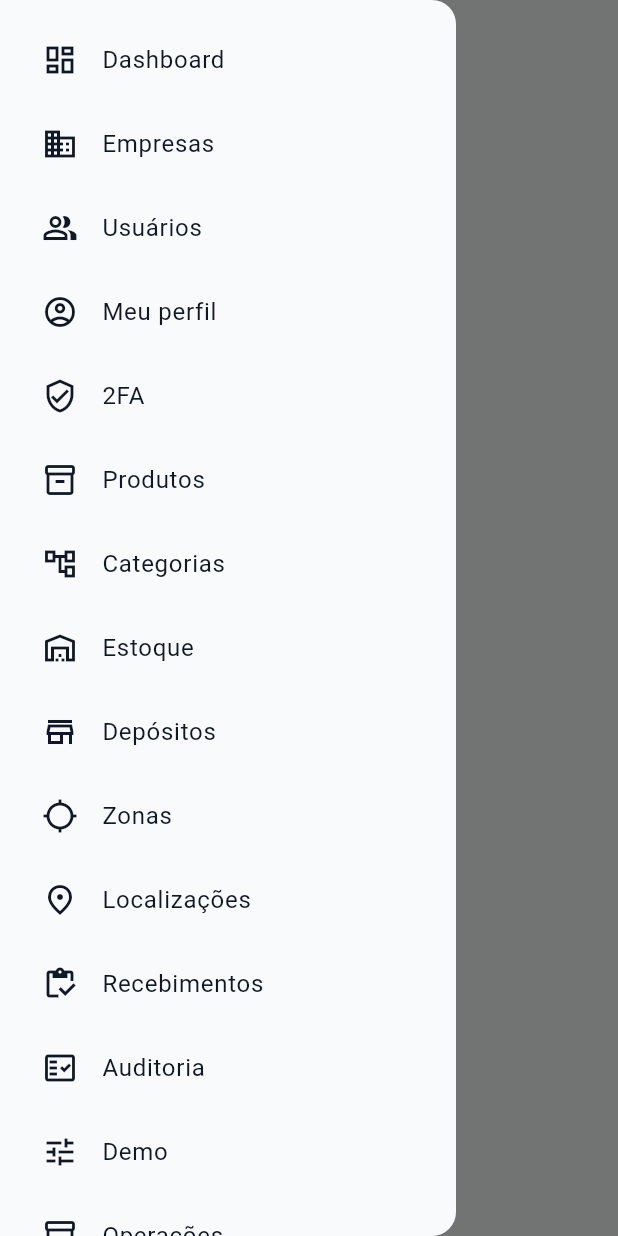
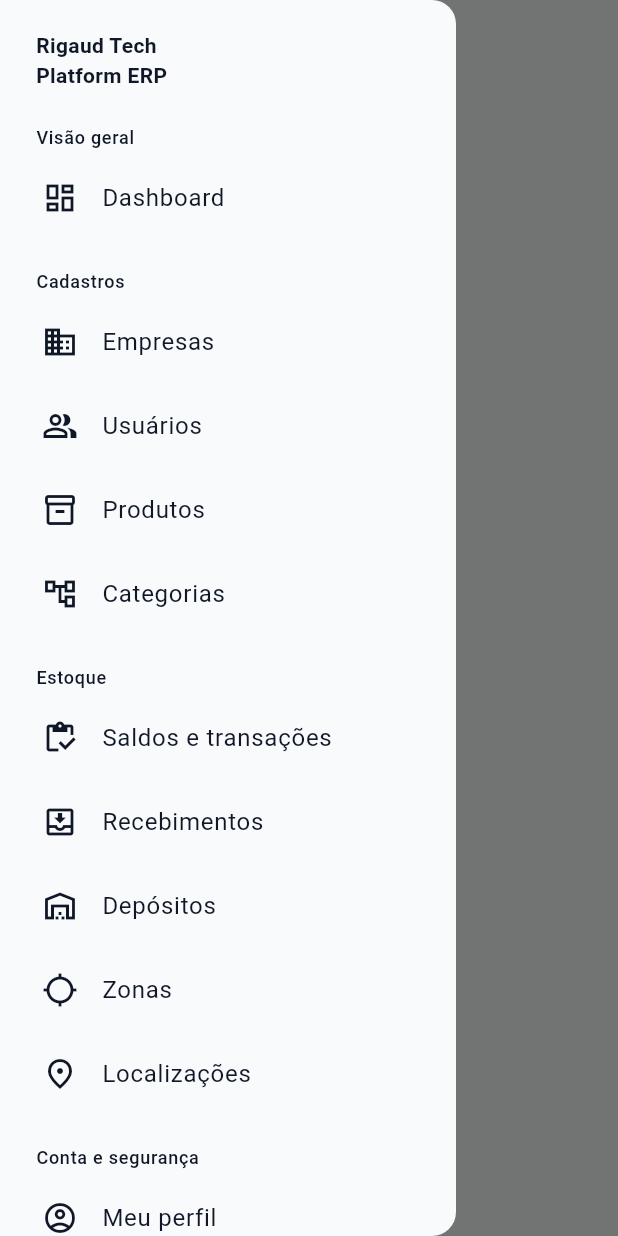
Before and after one commit to rigauddev/rigaud_tech_platform_erp, a Flutter app: the AppScaffold screen opened directly with empty values, with the side drawer open, on a phone screen of 412 x 824 dp. Run offline on Flutter 3.47's test engine with Material 3 defaults, Android fonts, the phone set to English and light mode, and no system bars; our stand-ins replace connectivity_plus, dio, flutter_riverpod, flutter_secure_storage, freezed_annotation, go_router and 3 more; accounts and stored records are empty.

Commit message:
feat(ui): organize application navigation

```diff
--- a/erp-platform/frontend/lib/app/router/app_router.dart
+++ b/erp-platform/frontend/lib/app/router/app_router.dart
@@ -47,7 +47,7 @@ final appRouterProvider = Provider<GoRouter>((ref) {
   );
 
   return GoRouter(
-    initialLocation: AppRoutes.splash,
+    initialLocation: AppRoutes.login,
     redirect: (context, state) => guard.redirect(state.uri.path),
     errorBuilder: (context, state) => const NotFoundScreen(),
     routes: [
--- a/erp-platform/frontend/lib/shared/layouts/app_scaffold.dart
+++ b/erp-platform/frontend/lib/shared/layouts/app_scaffold.dart
@@ -20,9 +20,22 @@ class AppScaffold extends StatelessWidget {
   @override
   Widget build(BuildContext context) {
     final isDesktop = MediaQuery.sizeOf(context).width >= 1024;
+    final currentPath = GoRouterState.of(context).uri.path;
+    final parentRoute = _parentRouteFor(currentPath);
 
     return Scaffold(
-      appBar: AppBar(title: Text(title ?? 'Rigaud Tech ERP'), actions: actions),
+      appBar: AppBar(
+        title: Text(title ?? 'Rigaud Tech ERP'),
+        actions: actions,
+        automaticallyImplyLeading: parentRoute == null,
+        leading: parentRoute == null
+            ? null
+            : IconButton(
+                tooltip: 'Voltar',
+                icon: const Icon(Icons.arrow_back),
+                onPressed: () => context.go(parentRoute),
+              ),
+      ),
       drawer: isDesktop ? null : const Drawer(child: _NavigationItems()),
       body: Row(
         children: [
@@ -51,85 +64,230 @@ class _NavigationItems extends StatelessWidget {
 
   @override
   Widget build(BuildContext context) {
+    final currentPath = GoRouterState.of(context).uri.path;
     return ListView(
       padding: const EdgeInsets.all(12),
       children: [
-        ListTile(
-          leading: const Icon(Icons.dashboard_outlined),
-          title: const Text('Dashboard'),
-          onTap: () => context.go(AppRoutes.dashboard),
+        const _NavigationBrand(),
+        const SizedBox(height: 12),
+        _NavigationSection(
+          title: 'Visão geral',
+          currentPath: currentPath,
+          items: const [
+            _NavigationItem(
+              AppRoutes.dashboard,
+              'Dashboard',
+              Icons.dashboard_outlined,
             ),
-        ListTile(
-          leading: const Icon(Icons.business_outlined),
-          title: const Text('Empresas'),
-          onTap: () => context.go(AppRoutes.companies),
+          ],
         ),
-        ListTile(
-          leading: const Icon(Icons.people_alt_outlined),
-          title: const Text('Usuários'),
-          onTap: () => context.go(AppRoutes.users),
+        _NavigationSection(
+          title: 'Cadastros',
+          currentPath: currentPath,
+          items: const [
+            _NavigationItem(
+              AppRoutes.companies,
+              'Empresas',
+              Icons.business_outlined,
             ),
-        ListTile(
-          leading: const Icon(Icons.account_circle_outlined),
-          title: const Text('Meu perfil'),
-          onTap: () => context.go(AppRoutes.currentUser),
+            _NavigationItem(
+              AppRoutes.users,
+              'Usuários',
+              Icons.people_alt_outlined,
             ),
-        ListTile(
-          leading: const Icon(Icons.verified_user_outlined),
-          title: const Text('2FA'),
-          onTap: () => context.go(AppRoutes.mfaSettings),
+            _NavigationItem(
+              AppRoutes.products,
+              'Produtos',
+              Icons.inventory_2_outlined,
             ),
-        ListTile(
-          leading: const Icon(Icons.inventory_2_outlined),
-          title: const Text('Produtos'),
-          onTap: () => context.go(AppRoutes.products),
+            _NavigationItem(
+              AppRoutes.categories,
+              'Categorias',
+              Icons.account_tree_outlined,
             ),
-        ListTile(
-          leading: const Icon(Icons.account_tree_outlined),
-          title: const Text('Categorias'),
-          onTap: () => context.go(AppRoutes.categories),
+          ],
         ),
-        ListTile(
-          leading: const Icon(Icons.warehouse_outlined),
-          title: const Text('Estoque'),
-          onTap: () => context.go(AppRoutes.inventory),
+        _NavigationSection(
+          title: 'Estoque',
+          currentPath: currentPath,
+          items: const [
+            _NavigationItem(
+              AppRoutes.inventory,
+              'Saldos e transações',
+              Icons.inventory_outlined,
             ),
-        ListTile(
-          leading: const Icon(Icons.store_mall_directory_outlined),
-          title: const Text('Depósitos'),
-          onTap: () => context.go(AppRoutes.warehouses),
+            _NavigationItem(
+              AppRoutes.receivingDocuments,
+              'Recebimentos',
+              Icons.move_to_inbox_outlined,
             ),
-        ListTile(
-          leading: const Icon(Icons.location_searching_outlined),
-          title: const Text('Zonas'),
-          onTap: () => context.go(AppRoutes.warehouseZones),
+            _NavigationItem(
+              AppRoutes.warehouses,
+              'Depósitos',
+              Icons.warehouse_outlined,
             ),
-        ListTile(
-          leading: const Icon(Icons.place_outlined),
-          title: const Text('Localizações'),
-          onTap: () => context.go(AppRoutes.warehouseLocations),
+            _NavigationItem(
+              AppRoutes.warehouseZones,
+              'Zonas',
+              Icons.location_searching_outlined,
             ),
-        ListTile(
-          leading: const Icon(Icons.inventory_outlined),
-          title: const Text('Recebimentos'),
-          onTap: () => context.go(AppRoutes.receivingDocuments),
+            _NavigationItem(
+              AppRoutes.warehouseLocations,
+              'Localizações',
+              Icons.place_outlined,
             ),
-        ListTile(
-          leading: const Icon(Icons.fact_check_outlined),
-          title: const Text('Auditoria'),
-          onTap: () => context.go(AppRoutes.audit),
+          ],
+        ),
+        _NavigationSection(
+          title: 'Conta e segurança',
+          currentPath: currentPath,
+          items: const [
+            _NavigationItem(
+              AppRoutes.currentUser,
+              'Meu perfil',
+              Icons.account_circle_outlined,
+            ),
+            _NavigationItem(
+              AppRoutes.mfaSettings,
+              'Autenticação em dois fatores',
+              Icons.verified_user_outlined,
+            ),
+          ],
+        ),
+        _NavigationSection(
+          title: 'Administração',
+          currentPath: currentPath,
+          items: const [
+            _NavigationItem(
+              AppRoutes.audit,
+              'Auditoria',
+              Icons.fact_check_outlined,
+            ),
+          ],
         ),
         if (_environment != 'production')
-          ListTile(
-            leading: const Icon(Icons.tune_outlined),
-            title: const Text('Demo'),
-            onTap: () => context.go(AppRoutes.demo),
+          _NavigationSection(
+            title: 'Desenvolvimento',
+            currentPath: currentPath,
+            items: const [
+              _NavigationItem(
+                AppRoutes.demo,
+                'Ambiente demo',
+                Icons.science_outlined,
               ),
-        const ListTile(
-          leading: Icon(Icons.inventory_2_outlined),
-          title: Text('Operações'),
+            ],
           ),
       ],
     );
   }
 }
+
+class _NavigationBrand extends StatelessWidget {
+  const _NavigationBrand();
+
+  @override
+  Widget build(BuildContext context) {
+    return const Padding(
+      padding: EdgeInsets.fromLTRB(12, 8, 12, 4),
+      child: Text(
+        'Rigaud Tech\nPlatform ERP',
+        style: TextStyle(fontWeight: FontWeight.w700),
+      ),
+    );
+  }
+}
+
+class _NavigationSection extends StatelessWidget {
+  const _NavigationSection({
+    required this.title,
+    required this.currentPath,
+    required this.items,
+  });
+
+  final String title;
+  final String currentPath;
+  final List<_NavigationItem> items;
+
+  @override
+  Widget build(BuildContext context) {
+    return Padding(
+      padding: const EdgeInsets.only(bottom: 12),
+      child: Column(
+        crossAxisAlignment: CrossAxisAlignment.start,
+        children: [
+          Padding(
+            padding: const EdgeInsets.fromLTRB(12, 8, 12, 4),
+            child: Text(title, style: Theme.of(context).textTheme.labelMedium),
+          ),
+          for (final item in items)
+            ListTile(
+              leading: Icon(item.icon),
+              title: Text(item.label),
+              selected:
+                  currentPath == item.route ||
+                  currentPath.startsWith('${item.route}/'),
+              shape: RoundedRectangleBorder(
+                borderRadius: BorderRadius.circular(8),
+              ),
+              onTap: () {
+                if (Scaffold.maybeOf(context)?.isDrawerOpen ?? false) {
+                  Navigator.of(context).pop();
+                }
+                context.go(item.route);
+              },
+            ),
+        ],
+      ),
+    );
+  }
+}
+
+class _NavigationItem {
+  const _NavigationItem(this.route, this.label, this.icon);
+
+  final String route;
+  final String label;
+  final IconData icon;
+}
+
+String? _parentRouteFor(String path) {
+  if (path == AppRoutes.companyCreate ||
+      RegExp(r'^/companies/[^/]+(?:/edit)?$').hasMatch(path)) {
+    return AppRoutes.companies;
+  }
+  if (path == AppRoutes.userCreate ||
+      RegExp(r'^/users/[^/]+(?:/(?:edit|reset-password))?$').hasMatch(path)) {
+    return AppRoutes.users;
+  }
+  if (path == AppRoutes.changeMyPassword || path == AppRoutes.mfaSettings) {
+    return AppRoutes.currentUser;
+  }
+  if (path == AppRoutes.productCreate ||
+      RegExp(r'^/products/[^/]+(?:/edit)?$').hasMatch(path)) {
+    return AppRoutes.products;
+  }
+  if (path == AppRoutes.categoryCreate ||
+      RegExp(r'^/categories/[^/]+(?:/edit)?$').hasMatch(path)) {
+    return AppRoutes.categories;
+  }
+  if (path == AppRoutes.warehouseCreate ||
+      RegExp(r'^/warehouses/[^/]+(?:/edit)?$').hasMatch(path)) {
+    return AppRoutes.warehouses;
+  }
+  if (path == AppRoutes.warehouseZoneCreate ||
+      RegExp(r'^/warehouse-zones/[^/]+(?:/edit)?$').hasMatch(path)) {
+    return AppRoutes.warehouseZones;
+  }
+  if (path == AppRoutes.warehouseLocationCreate ||
+      RegExp(r'^/warehouse-locations/[^/]+(?:/edit)?$').hasMatch(path)) {
+    return AppRoutes.warehouseLocations;
+  }
+  if (path == AppRoutes.receivingDocumentCreate ||
+      RegExp(r'^/receiving-documents/[^/]+(?:/edit)?$').hasMatch(path)) {
+    return AppRoutes.receivingDocuments;
+  }
+  if (RegExp(r'^/audit/[^/]+$').hasMatch(path)) {
+    return AppRoutes.audit;
+  }
+  return null;
+}
--- a/erp-platform/frontend/pubspec.yaml
+++ b/erp-platform/frontend/pubspec.yaml
@@ -75,6 +75,7 @@ flutter:
   # To add assets to your application, add an assets section, like this:
   assets:
     - assets/images/logo_rigaud_tech.png
+    - assets/images/logo_rigaud_tech_trimmed.png
 
   # An image asset can refer to one or more resolution-specific "variants", see
   # https://flutter.dev/to/resolution-aware-images
```
Also changed, not shown: erp-blueprint/docs/backlog/task-registry.yaml (+35 -0 lines), erp-platform/frontend/lib/features/auth/presentation/login_screen.dart (+1 -6 lines), erp-platform/frontend/lib/features/splash/presentation/splash_screen.dart (+22 -5 lines), erp-platform/frontend/assets/images/logo_rigaud_tech_trimmed.png (added), 7 other files. Lines whose indentation alone changed are shown as unchanged.
